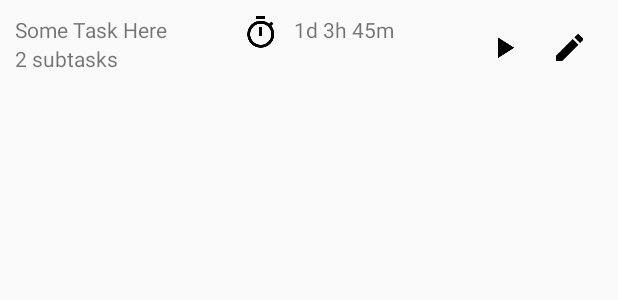
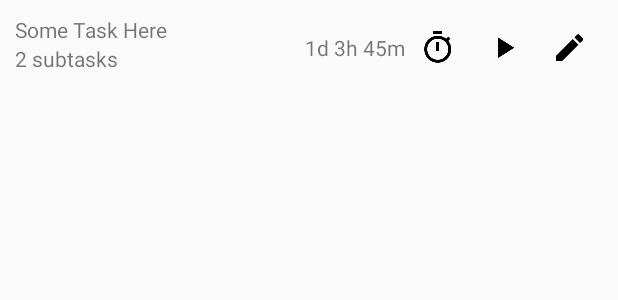
Before and after one commit to mkholt/TimeLog, an Android app: the layout content_main_task.xml on its own in the app's theme, with its tools: preview values and no code run, on a phone screen of 412 x 824 dp. Shown: the top 300 px of the screen. Run offline under Robolectric (Android 15) with nearby library versions, the phone set to English and light mode, and no system bars.

Commit message:
Fixed weird alignment of total time in list

```diff
--- a/app/src/main/res/layout/content_main_task.xml
+++ b/app/src/main/res/layout/content_main_task.xml
@@ -60,17 +60,17 @@
         <FrameLayout
             android:layout_width="wrap_content"
             android:layout_height="wrap_content"
-            android:layout_toEndOf="@id/tasklist_task_name"
             android:layout_toStartOf="@id/tasklist_task_buttons">
                 <TextView
                     android:id="@+id/tasklist_task_totaltime"
                     android:layout_width="wrap_content"
                     android:layout_height="wrap_content"
-                    android:paddingLeft="10dp"
-                    android:paddingRight="10dp"
-                    android:drawableStart="@drawable/ic_timer_black_24dp"
+                    android:padding="10dp"
+                    android:drawableEnd="@drawable/ic_timer_black_24dp"
                     android:drawablePadding="10dp"
                     android:text="@string/task_totaltime_dummy"
-                    android:layout_gravity="center"/>
+                    android:layout_gravity="center"
+                    android:gravity="center"
+                    />
         </FrameLayout>
 </RelativeLayout>
```
